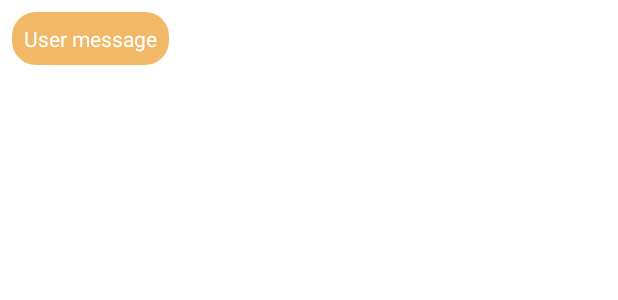
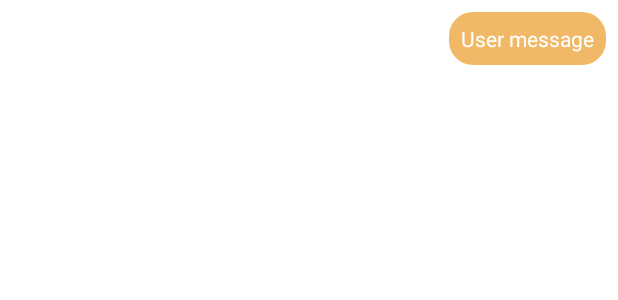
Before and after one commit to sxhkhsm/ILStudentApp, an Android app: the layout chat_item_user.xml on its own in the app's theme, with its tools: preview values and no code run, on a phone screen of 412 x 824 dp. Shown: the top 300 px of the screen. Run offline under Robolectric (Android 15) with nearby library versions, the phone set to English and light mode, and no system bars.

Commit message:
Created interface for ChatGPT.

```diff
--- a/app/src/main/res/layout/chat_item_user.xml
+++ b/app/src/main/res/layout/chat_item_user.xml
@@ -4,13 +4,13 @@
     android:layout_width="match_parent"
     android:layout_height="wrap_content"
     android:orientation="horizontal"
+    android:gravity="end"
     android:padding="8dp">
 
     <TextView
         android:id="@+id/tvChatMessage"
         android:layout_width="wrap_content"
         android:layout_height="wrap_content"
-        android:layout_gravity="end"
         android:background="@drawable/chat_item_user_bg"
         android:padding="8dp"
         android:textColor="@color/white"
```
